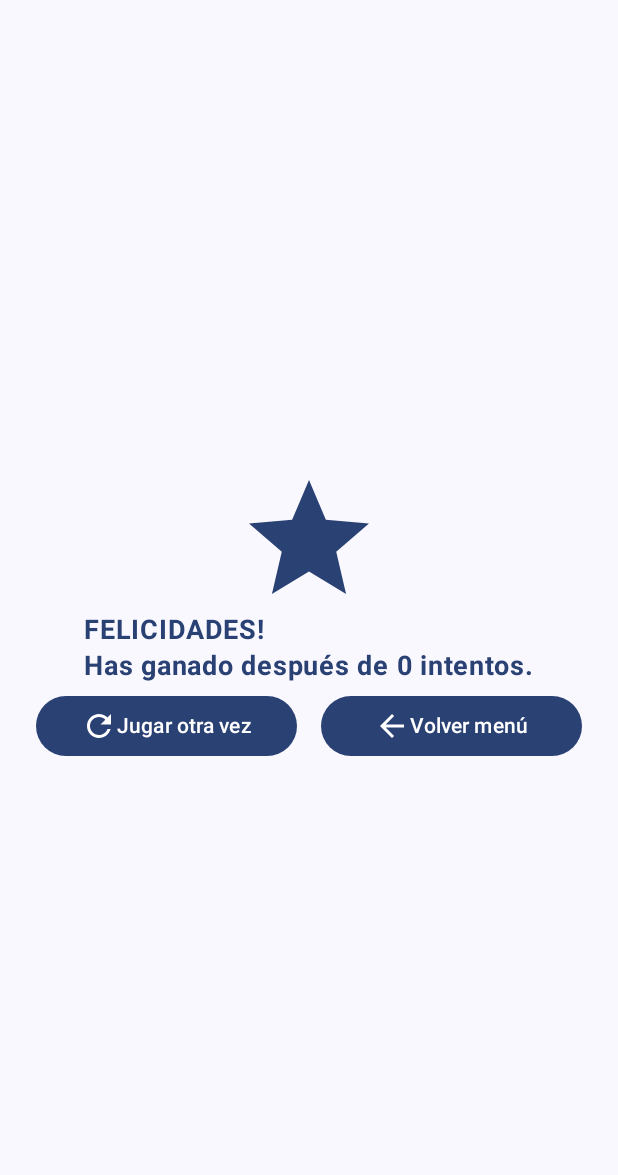
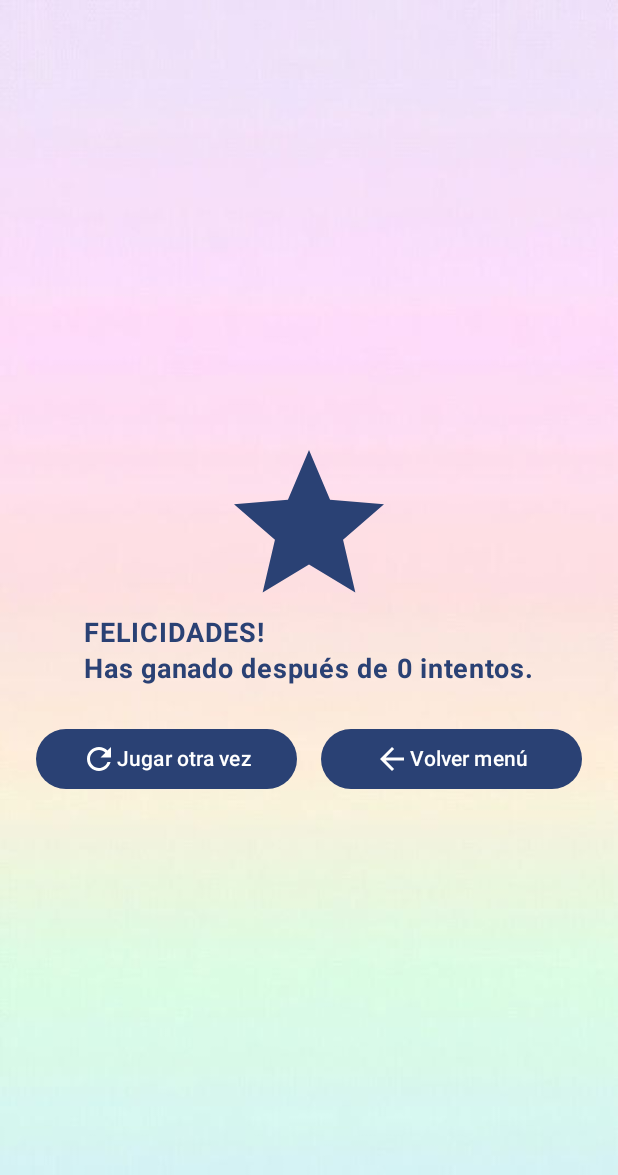
Before and after one commit to sergiherradorITB/Hangman-SergiHerrador, an Android app built with Jetpack Compose: the composable ResultScreen called with empty values, on a phone screen of 412 x 824 dp. Shown: the top 1175 px of the screen. Run offline under Robolectric (Android 15) with nearby library versions, the phone set to English and light mode, and no system bars.

Commit message:
Estilos añadidos

```diff
--- a/app/src/main/java/com/example/hangman_sergiherrador/MenuScreen.kt
+++ b/app/src/main/java/com/example/hangman_sergiherrador/MenuScreen.kt
@@ -47,7 +47,7 @@ fun MenuScreen(navController: NavController) {
         modifier = Modifier
             .fillMaxSize()
             .paint(
-                painterResource(id = R.drawable.fondo),
+                painterResource(id = R.drawable.fondo2),
                 contentScale = ContentScale.FillBounds)
             .padding(horizontal = 16.dp),
         verticalArrangement = Arrangement.Center,
--- a/app/src/main/java/com/example/hangman_sergiherrador/ResultScreen.kt
+++ b/app/src/main/java/com/example/hangman_sergiherrador/ResultScreen.kt
@@ -25,6 +25,9 @@ import androidx.compose.runtime.remember
 import androidx.compose.runtime.setValue
 import androidx.compose.ui.Alignment
 import androidx.compose.ui.Modifier
+import androidx.compose.ui.draw.paint
+import androidx.compose.ui.layout.ContentScale
+import androidx.compose.ui.res.painterResource
 import androidx.compose.ui.text.font.FontWeight
 import androidx.compose.ui.unit.dp
 import androidx.compose.ui.unit.sp
@@ -36,7 +39,7 @@ fun ResultScreen(
     result: ResultType,
     attempts: Int,
     difficulty: String,
-    word:String
+    word: String
 ) {
     // Estado para almacenar la dificultad actual
     var currentDifficulty by remember { mutableStateOf(difficulty) }
@@ -44,7 +47,11 @@ fun ResultScreen(
     Column(
         modifier = Modifier
             .fillMaxSize()
-            .padding(16.dp),
+            .paint(
+                painterResource(id = R.drawable.fondo2),
+                contentScale = ContentScale.FillBounds
+            )
+            .padding(horizontal = 16.dp),
         verticalArrangement = Arrangement.Center,
         horizontalAlignment = Alignment.CenterHorizontally
     ) {
@@ -58,8 +65,7 @@ fun ResultScreen(
             contentDescription = null,
             tint = MaterialTheme.colorScheme.primary,
             modifier = Modifier
-                .size(96.dp)
-                .background(MaterialTheme.colorScheme.background)
+                .size(120.dp)
         )
 
         Text(
@@ -73,7 +79,8 @@ fun ResultScreen(
         )
 
         Row(
-            modifier = Modifier.fillMaxWidth(),
+            modifier = Modifier.fillMaxWidth()
+                .padding(top=20.dp),
             horizontalArrangement = Arrangement.SpaceEvenly
         ) {
             Button(
@@ -117,7 +124,7 @@ fun ResultScreen(
 }
 
 
-enum class ResultType {
-    WIN,
-    LOSE
+enum class ResultType(val action:String) {
+    WIN("Ganar"),
+    LOSE("Perder")
 }
```
Also changed, not shown: app/src/main/java/com/example/hangman_sergiherrador/GameScreen.kt (+17 -6 lines), app/src/main/res/drawable/fondo2.jpeg (added).
